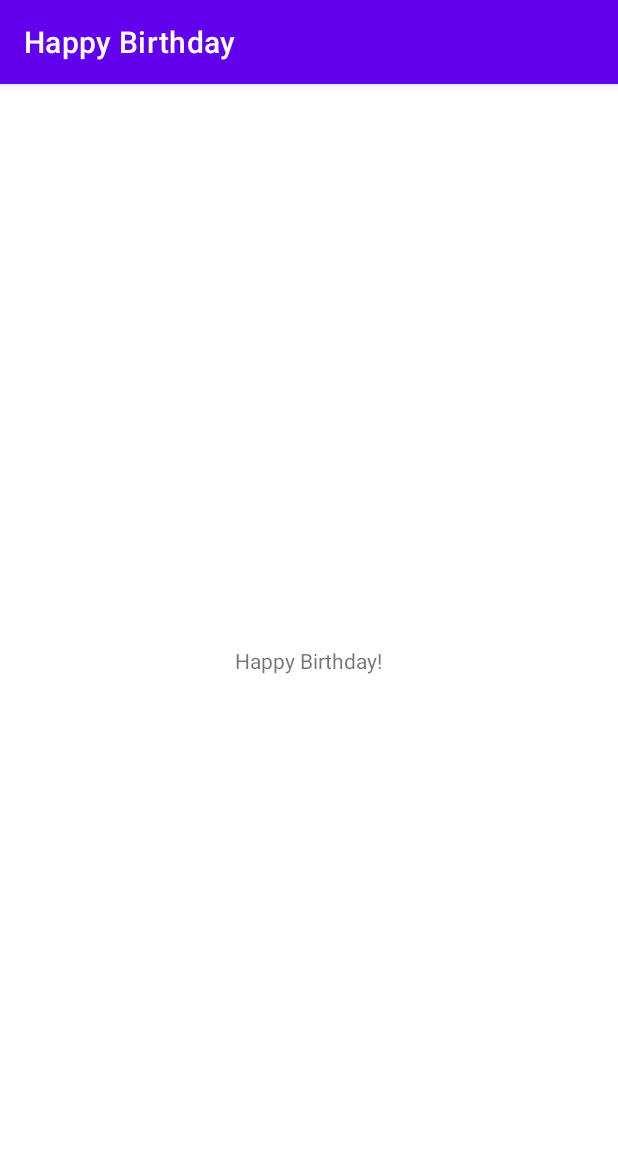
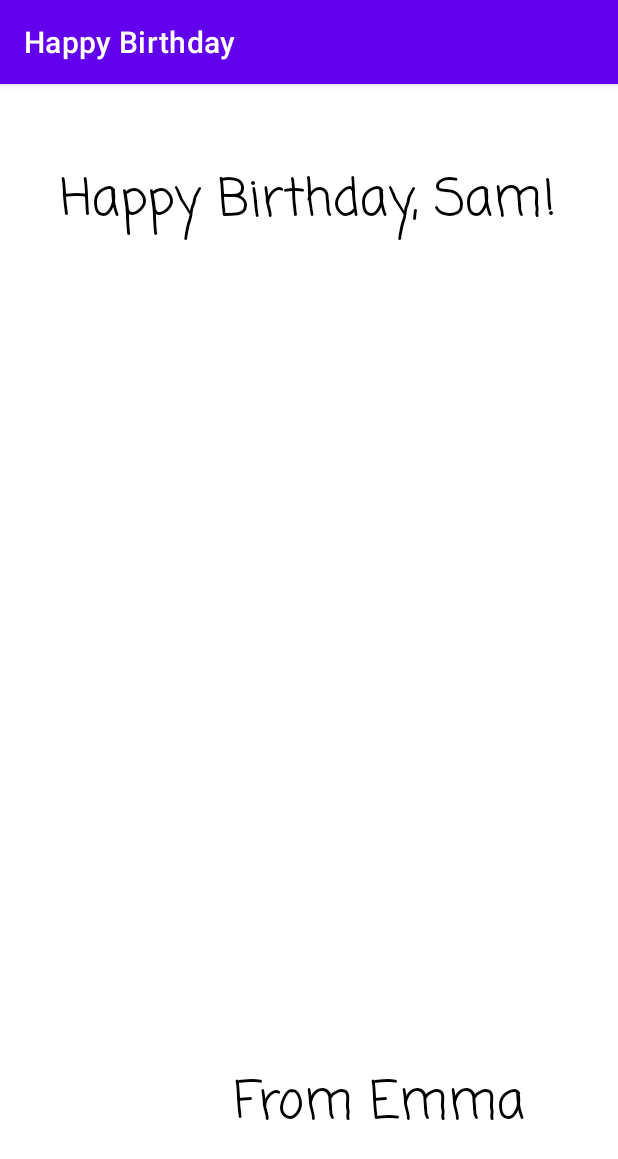
Before and after one commit to Mr-Kumar-Abhishek/happy-birthday, an Android app: the screen it shows after launch (MainActivity), on a phone screen of 412 x 824 dp. Shown: the top 1159 px of the screen. Run offline under Robolectric (Android 15) with nearby library versions, the phone set to English and light mode, and no system bars.

Commit message:
set font to our birthday greeting

```diff
--- a/app/src/main/res/layout/activity_main.xml
+++ b/app/src/main/res/layout/activity_main.xml
@@ -7,12 +7,28 @@
     tools:context=".MainActivity">
 
     <TextView
+        android:id="@+id/textView"
         android:layout_width="wrap_content"
         android:layout_height="wrap_content"
-        android:text="Happy Birthday!"
-        app:layout_constraintBottom_toBottomOf="parent"
-        app:layout_constraintEnd_toEndOf="parent"
+        android:layout_marginStart="40dp"
+        android:layout_marginTop="52dp"
+        android:fontFamily="casual"
+        android:text="Happy Birthday, Sam!"
+        android:textColor="@android:color/black"
+        android:textSize="34sp"
         app:layout_constraintStart_toStartOf="parent"
         app:layout_constraintTop_toTopOf="parent" />
 
+    <TextView
+        android:id="@+id/textView2"
+        android:layout_width="wrap_content"
+        android:layout_height="wrap_content"
+        android:layout_marginEnd="62dp"
+        android:layout_marginBottom="62dp"
+        android:fontFamily="casual"
+        android:text="From Emma"
+        android:textColor="@color/black"
+        android:textSize="34sp"
+        app:layout_constraintBottom_toBottomOf="parent"
+        app:layout_constraintEnd_toEndOf="parent" />
 </androidx.constraintlayout.widget.ConstraintLayout>
```
